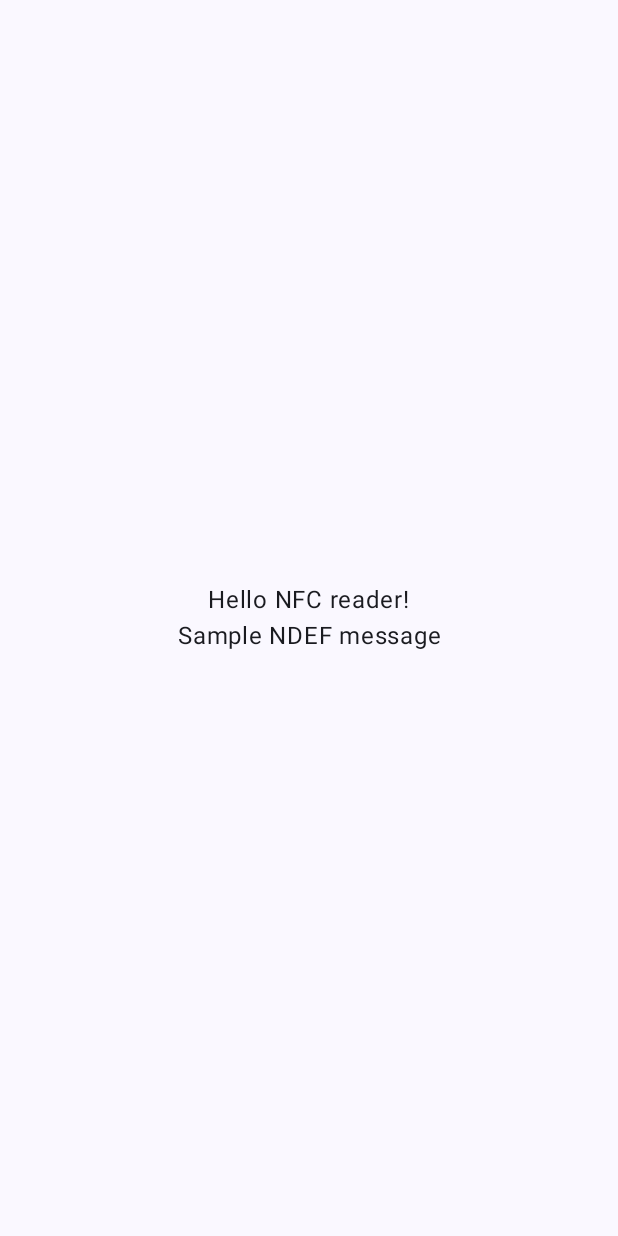
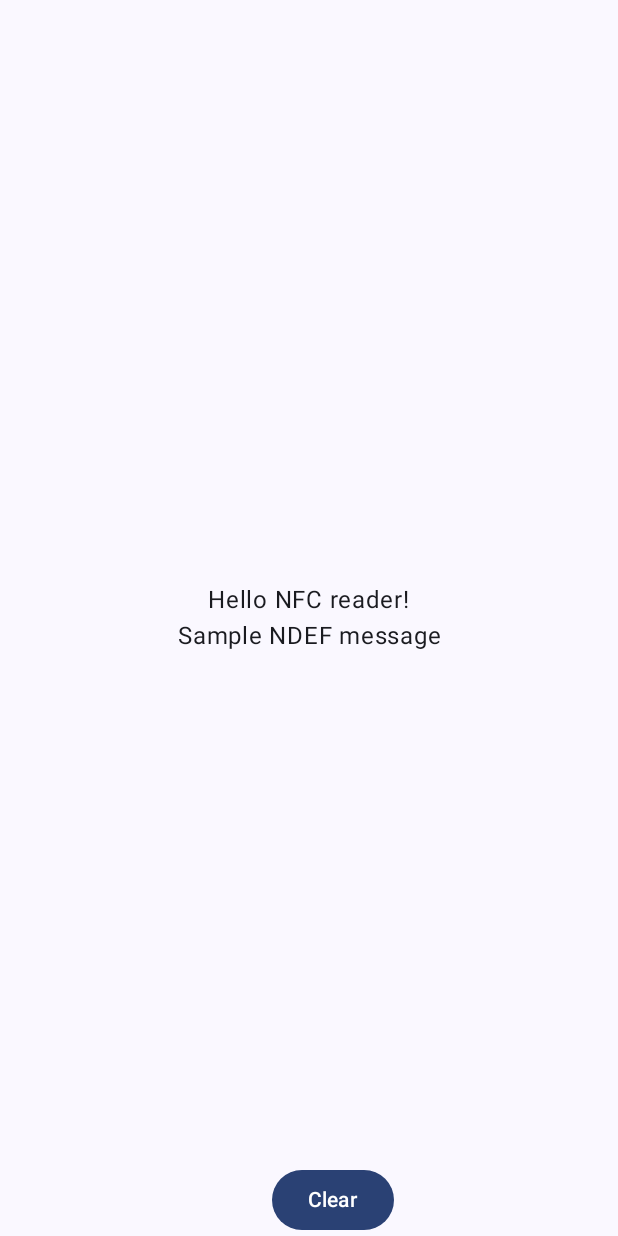
Before and after one commit to HossamYoussof/NFCTunnel-Android-SDK, an Android app built with Jetpack Compose: the screen it shows after launch (MainActivity), on a phone screen of 412 x 824 dp. Run offline under Robolectric (Android 15) with nearby library versions, the phone set to English and light mode, and no system bars; libraries missing offline, so code that uses them is left out: com.rasheedapp.nfctunnel; 1 statement that could not run was skipped.

Commit message:
Add clear button

```diff
--- a/Example/app/src/main/java/com/hossamyoussof/nfc/MainActivity.kt
+++ b/Example/app/src/main/java/com/hossamyoussof/nfc/MainActivity.kt
@@ -7,6 +7,9 @@ import androidx.activity.compose.setContent
 import androidx.compose.foundation.layout.Arrangement
 import androidx.compose.foundation.layout.Column
 import androidx.compose.foundation.layout.fillMaxSize
+import androidx.compose.foundation.layout.offset
+import androidx.compose.foundation.layout.padding
+import androidx.compose.material3.Button
 import androidx.compose.material3.MaterialTheme
 import androidx.compose.material3.Surface
 import androidx.compose.material3.Text
@@ -18,6 +21,7 @@ import androidx.compose.ui.Alignment
 import androidx.compose.ui.Modifier
 import androidx.compose.ui.text.style.TextAlign
 import androidx.compose.ui.tooling.preview.Preview
+import androidx.compose.ui.unit.dp
 import com.hossamyoussof.nfc.ui.theme.NFCTheme
 import com.rasheedapp.nfctunnel.NFCTunnel
 import com.rasheedapp.nfctunnel.NFCTunnelListener
@@ -49,7 +53,21 @@ class MainActivity : ComponentActivity(), NFCTunnelListener {
                         Greeting("NFC reader")
                         DisplayNdefMessage(ndefMessage)
                     }
-
+                    Column(
+                        verticalArrangement = Arrangement.Bottom,
+                        horizontalAlignment = Alignment.CenterHorizontally
+                    ) {
+                        Button(
+                            modifier = Modifier
+                                .padding(16.dp)
+                                .offset(x = 16.dp, y = 16.dp),
+                            onClick = {
+                                ndefMessage = ""
+                            }
+                        ) {
+                            Text(text = "Clear")
+                        }
+                    }
                 }
             }
         }
```
